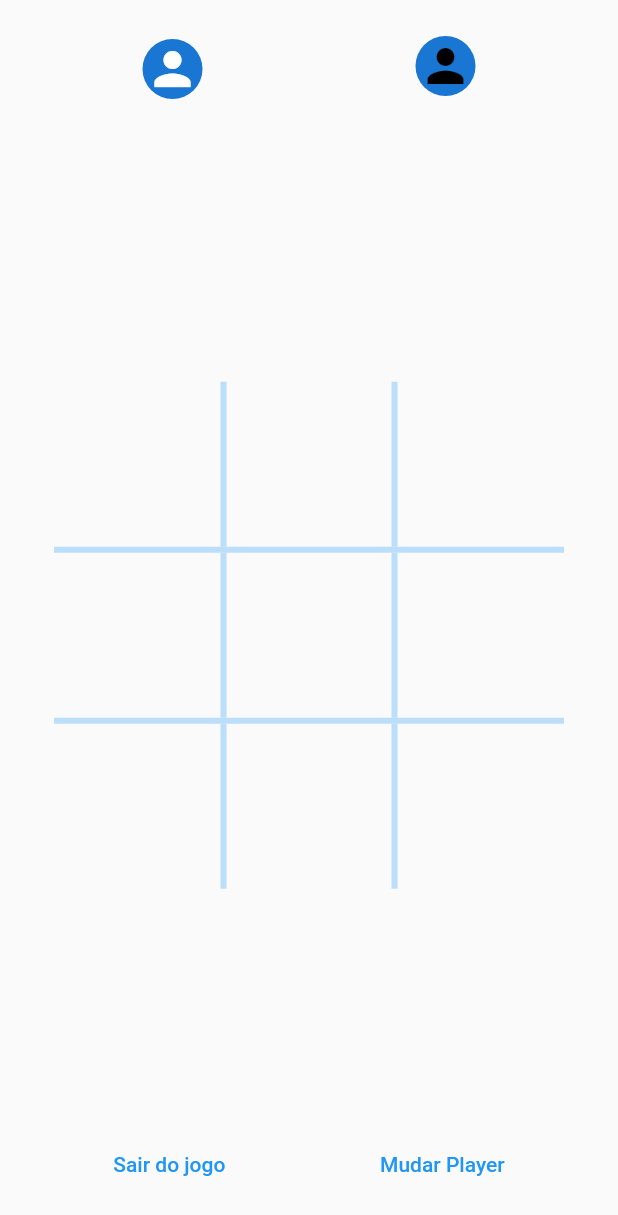
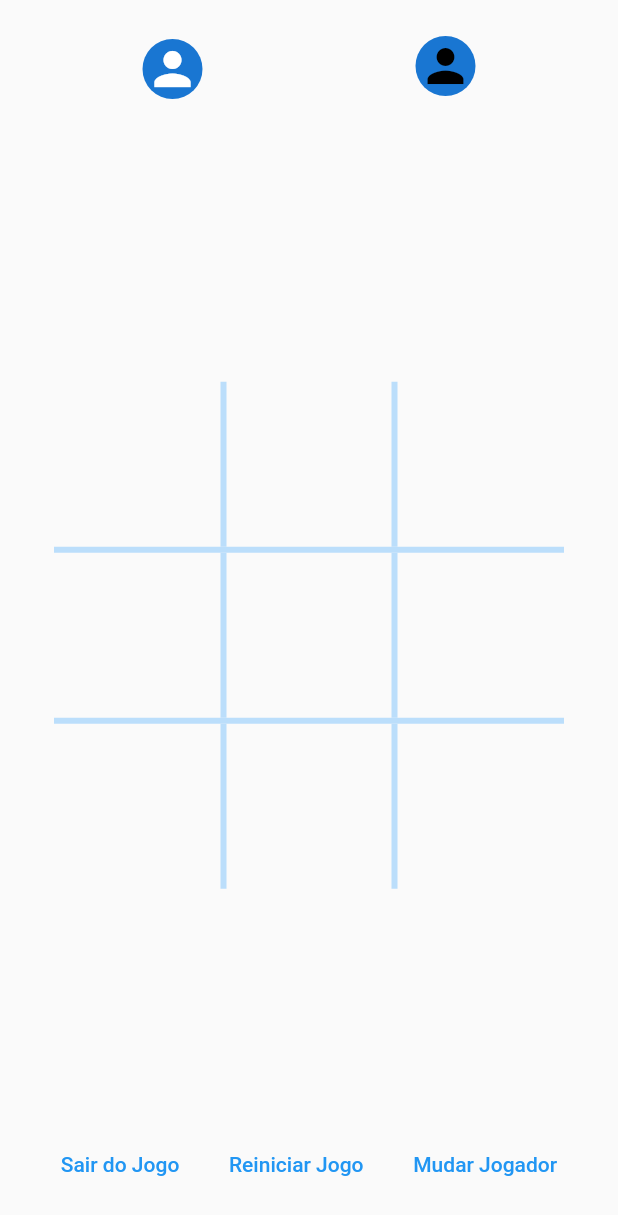
Before and after one commit to munizdiogo/jogodavelha, a Flutter app: the GamePage screen opened directly with empty values, on a phone screen of 412 x 824 dp. Shown: the top 1215 px of the screen. Run offline on Flutter 3.47's test engine with Material 2 defaults, Android fonts, the phone set to English and light mode, and no system bars; network calls fail.

Commit message:
Ajustes/finalização da Validação do ganhador do Jogo

```diff
--- a/lib/constants.dart
+++ b/lib/constants.dart
@@ -1,7 +1,7 @@
 import 'package:flutter/material.dart';
 
 class Constants {
-  static double sizeBigCircleColor = 32;
+  static double sizeBigCircleColor = 40;
   static double sizeSmallCircleColor = 16;
 
   static Map<String, Color> mapColors = {
--- a/lib/pages/game/components/board_component.dart
+++ b/lib/pages/game/components/board_component.dart
@@ -19,13 +19,12 @@ class _BoardComponentState extends State<BoardComponent>
   bool isFinished = false;
   late AnimationController controllerLineFinish;
   late Animation<Size?> sizeLineFinishAnimation;
-  late AlignmentDirectional alignmentDirectionalStack;
+  Alignment alignmentLineAnimation = const Alignment(0, 0);
+  double turnsRotationLine = 0;
 
   @override
   // ignore: must_call_super
   void initState() {
-    alignmentDirectionalStack = AlignmentDirectional.center;
-
     controllerLineFinish = AnimationController(
       vsync: this,
       duration: const Duration(milliseconds: 100),
@@ -33,7 +32,7 @@ class _BoardComponentState extends State<BoardComponent>
 
     sizeLineFinishAnimation = SizeTween(
       begin: const Size(0, 0),
-      end: const Size(8, 340),
+      end: const Size(8, 350),
     ).animate(controllerLineFinish);
   }
 
@@ -45,38 +44,63 @@ class _BoardComponentState extends State<BoardComponent>
 
   void verificationFinish() {
     PlayerModel playerModel = widget.playerModel;
+    Alignment alignLine = Alignment.bottomRight;
     if (playerModel.a1 != null &&
         playerModel.a1 == playerModel.a2 &&
         playerModel.a2 == playerModel.a3) {
+      // LINHA 1 | A
       playerModel.winnerPlayer = getWinnerPlayer(playerModel.a1!);
+      alignLine = const Alignment(0, -1.5);
+      turnsRotationLine = 0.25;
     } else if (playerModel.b1 != null &&
         playerModel.b1 == playerModel.b2 &&
         playerModel.b2 == playerModel.b3) {
+      // LINHA 2 | B
       playerModel.winnerPlayer = getWinnerPlayer(playerModel.b1!);
+      alignLine = const Alignment(0, 0);
+      turnsRotationLine = 0.25;
     } else if (playerModel.c1 != null &&
         playerModel.c1 == playerModel.c2 &&
         playerModel.c2 == playerModel.c3) {
+      // LINHA 3 | C
       playerModel.winnerPlayer = getWinnerPlayer(playerModel.c1!);
+      alignLine = const Alignment(0, 1.5);
+      turnsRotationLine = 0.25;
     } else if (playerModel.a1 != null &&
         playerModel.a1 == playerModel.b1 &&
         playerModel.b1 == playerModel.c1) {
+      // COLUNA 1
       playerModel.winnerPlayer = getWinnerPlayer(playerModel.a1!);
+      alignLine = const Alignment(-0.6, 0);
+      turnsRotationLine = 0;
     } else if (playerModel.a2 != null &&
         playerModel.a2 == playerModel.b2 &&
         playerModel.b2 == playerModel.c2) {
+      // COLUNA 2
       playerModel.winnerPlayer = getWinnerPlayer(playerModel.a2!);
+      alignLine = const Alignment(0, 0);
+      turnsRotationLine = 0;
     } else if (playerModel.a3 != null &&
         playerModel.a3 == playerModel.b3 &&
         playerModel.b3 == playerModel.c3) {
+      // COLUNA 3
       playerModel.winnerPlayer = getWinnerPlayer(playerModel.a3!);
+      alignLine = const Alignment(0.6, 0);
+      turnsRotationLine = 0;
     } else if (playerModel.a1 != null &&
         playerModel.a1 == playerModel.b2 &&
         playerModel.b2 == playerModel.c3) {
+      // DIAGONAL ESQUEDAR PARA DIREITA | LR
       playerModel.winnerPlayer = getWinnerPlayer(playerModel.a1!);
-    } else if (playerModel.c3 != null &&
-        playerModel.c3 == playerModel.b2 &&
-        playerModel.b2 == playerModel.a1) {
-      playerModel.winnerPlayer = getWinnerPlayer(playerModel.c3!);
+      alignLine = const Alignment(0, 0);
+      turnsRotationLine = -0.13;
+    } else if (playerModel.a3 != null &&
+        playerModel.a3 == playerModel.b2 &&
+        playerModel.b2 == playerModel.c1) {
+      // DIAGONAL DIREITA PARA ESQUERDA | RL
+      playerModel.winnerPlayer = getWinnerPlayer(playerModel.a3!);
+      alignLine = const Alignment(0, -0);
+      turnsRotationLine = 0.13;
     } else if (playerModel.winnerPlayer == null &&
         (playerModel.a1 != null &&
             playerModel.a2 != null &&
@@ -87,13 +111,15 @@ class _BoardComponentState extends State<BoardComponent>
             playerModel.c1 != null &&
             playerModel.c2 != null &&
             playerModel.c3 != null)) {
+      // EMPATE | TIED
       playerModel.winnerPlayer = enumPlayer.TIED;
+      alignLine = Alignment.bottomRight;
     }
-    print(playerModel.winnerPlayer);
+
     if (playerModel.winnerPlayer != null &&
         playerModel.winnerPlayer != enumPlayer.TIED) {
       setState(() {
-        alignmentDirectionalStack = AlignmentDirectional.centerEnd;
+        alignmentLineAnimation = alignLine;
         controllerLineFinish.forward();
       });
     }
@@ -122,7 +148,10 @@ class _BoardComponentState extends State<BoardComponent>
               style: TextStyle(fontSize: 36),
             ),
           )
-        : Stack(
+        : Container(
+            height: 500,
+            width: 400,
+            child: Stack(
               alignment: Alignment.center,
               children: [
                 Column(
@@ -203,27 +232,27 @@ class _BoardComponentState extends State<BoardComponent>
                     ),
                   ],
                 ),
-              Center(
-                child: Container(
-                  width: 340,
-                  child: Align(
-                    alignment: alignmentDirectionalStack,
-                    child: Padding(
-                      padding: const EdgeInsets.symmetric(horizontal: 50),
+                Align(
+                  alignment: alignmentLineAnimation,
                   child: AnimatedBuilder(
                     animation: controllerLineFinish,
                     builder: (context, child) {
-                            return Container(
+                      return AnimatedRotation(
+                        duration: Duration(microseconds: 10),
+                        turns: turnsRotationLine,
+                        child: SizedBox(
+                          child: Container(
                             color: Colors.green,
+                          ),
                           height: sizeLineFinishAnimation.value?.height,
                           width: sizeLineFinishAnimation.value?.width,
+                        ),
                       );
-                          }),
-                    ),
-                  ),
+                    },
                   ),
                 ),
               ],
+            ),
           );
   }
 }
--- a/lib/pages/game/game_page.dart
+++ b/lib/pages/game/game_page.dart
@@ -32,7 +32,23 @@ class _GamePageState extends State<GamePage> {
                     onPressed: () {
                       Navigator.of(context).pushReplacementNamed(route.ROOM);
                     },
-                    child: Text('Sair do jogo'),
+                    child: Text('Sair do Jogo'),
+                  ),
+                  TextButton(
+                    onPressed: () {
+                      setState(() {
+                        var playerModelNew = PlayerModel(
+                            namePlayer1: playerModel.namePlayer1,
+                            colorPlayer1: playerModel.colorPlayer1,
+                            activePlayer: enumPlayer.PLAYER1);
+                        Navigator.pushReplacementNamed(
+                          context,
+                          route.GAME,
+                          arguments: playerModelNew,
+                        );
+                      });
+                    },
+                    child: Text('Reiniciar Jogo'),
                   ),
                   TextButton(
                     onPressed: () {
@@ -42,11 +58,9 @@ class _GamePageState extends State<GamePage> {
                         } else {
                           playerModel.activePlayer = enumPlayer.PLAYER1;
                         }
-
-                        print(playerModel.activePlayer);
                       });
                     },
-                    child: Text('Mudar Player'),
+                    child: Text('Mudar Jogador'),
                   ),
                 ],
               ),
```
Lines whose indentation alone changed are shown as unchanged.
